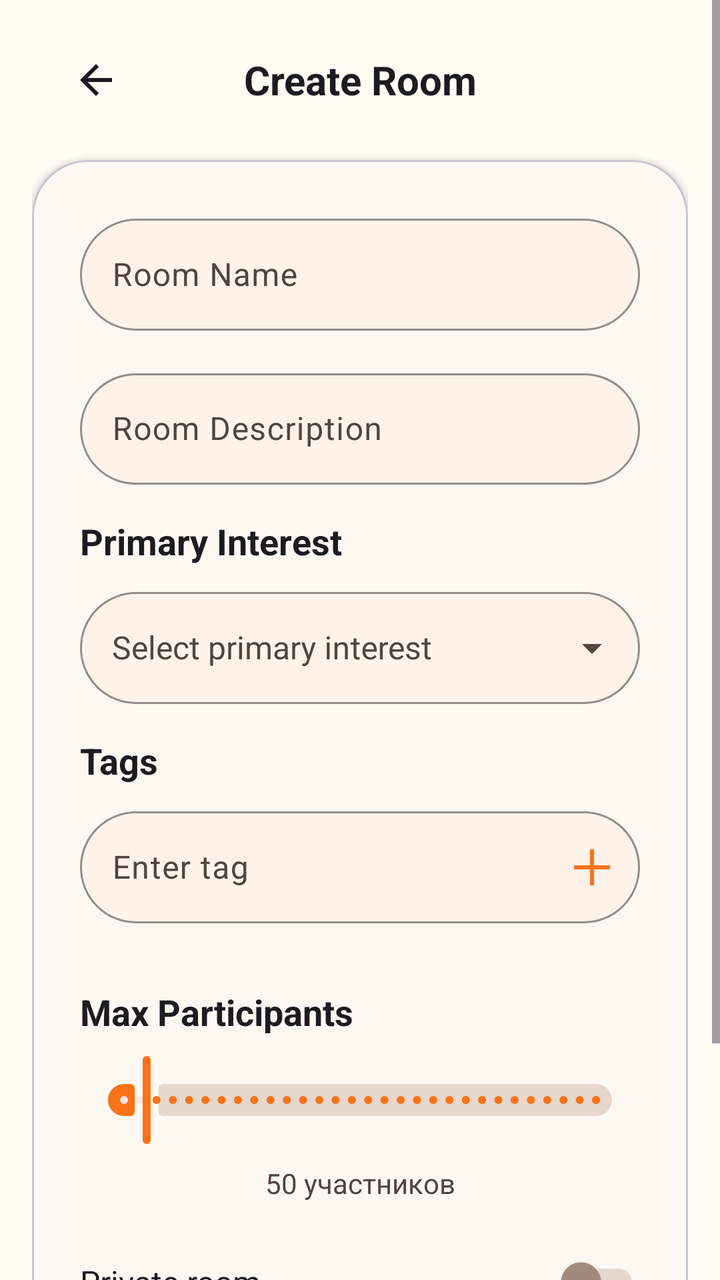
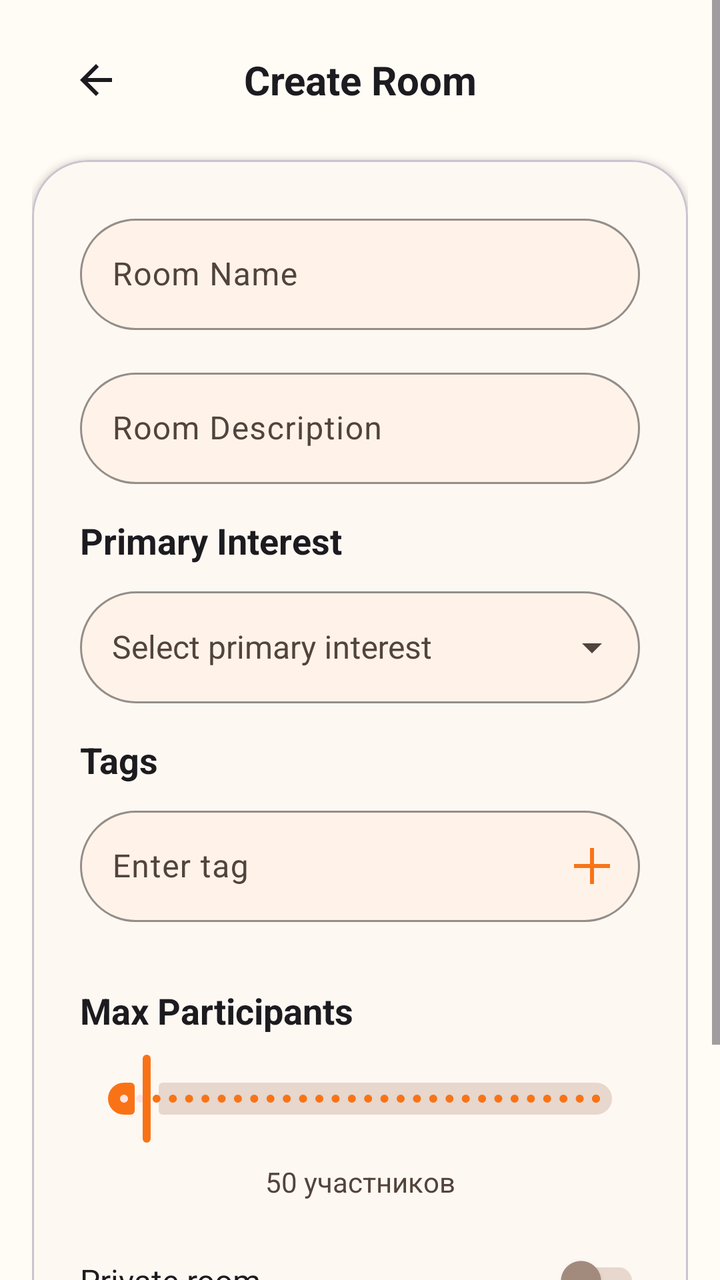

Compare the two renders of this Android layout. The source of the first and the diff that turns it into the second are given below.
<!-- AndroidManifest.xml: application theme Theme.Common_Ground -->
<!-- res/layout/fragment_create_room.xml -->
<?xml version="1.0" encoding="utf-8"?>
<ScrollView xmlns:android="http://schemas.android.com/apk/res/android"
    xmlns:app="http://schemas.android.com/apk/res-auto"
    android:layout_width="match_parent"
    android:layout_height="match_parent"
    android:fillViewport="true"
    android:background="@color/md_surface"
    android:fitsSystemWindows="true">

    <androidx.constraintlayout.widget.ConstraintLayout
        android:layout_width="match_parent"
        android:layout_height="wrap_content"
        android:padding="@dimen/spacing_16">

        <com.google.android.material.appbar.MaterialToolbar
            android:id="@+id/toolbar"
            android:layout_width="0dp"
            android:layout_height="?attr/actionBarSize"
            android:background="@android:color/transparent"
            app:title=""
            app:contentInsetStart="0dp"
            app:layout_constraintTop_toTopOf="parent"
            app:layout_constraintStart_toStartOf="parent"
            app:layout_constraintEnd_toEndOf="parent">

            <LinearLayout
                android:layout_width="match_parent"
                android:layout_height="match_parent"
                android:gravity="center_vertical"
                android:orientation="horizontal"
                android:layout_marginBottom="@dimen/spacing_16"
                android:paddingHorizontal="@dimen/spacing_8">

                <ImageButton
                    android:id="@+id/back_button"
                    android:layout_width="48dp"
                    android:layout_height="48dp"
                    android:background="?attr/selectableItemBackgroundBorderless"
                    android:contentDescription="@string/back"
                    android:src="@drawable/ic_arrow_back"
                    app:tint="@color/md_on_surface" />

                <TextView
                    android:layout_width="0dp"
                    android:layout_height="wrap_content"
                    android:layout_weight="1"
                    android:text="@string/create_room"
                    android:textColor="@color/md_on_surface"
                    android:textSize="@dimen/text_xl"
                    android:textStyle="bold"
                    android:gravity="center" />

                <View
                    android:layout_width="48dp"
                    android:layout_height="48dp" />
            </LinearLayout>
        </com.google.android.material.appbar.MaterialToolbar>

        <com.google.android.material.card.MaterialCardView
            android:layout_width="match_parent"
            android:layout_height="wrap_content"
            style="@style/CardView.Rounded"
            app:cardCornerRadius="@dimen/corner_radius_28"
            app:cardElevation="@dimen/elevation_2"
            app:layout_constraintTop_toBottomOf="@id/toolbar"
            app:layout_constraintBottom_toBottomOf="parent"
            app:layout_constraintStart_toStartOf="parent"
            app:layout_constraintEnd_toEndOf="parent">

            <LinearLayout
                android:layout_width="match_parent"
                android:layout_height="wrap_content"
                android:orientation="vertical"
                android:padding="@dimen/spacing_24">

                <com.google.android.material.textfield.TextInputLayout
                    android:id="@+id/name_input_layout"
                    style="@style/TextInputLayout.Rounded"
                    android:layout_width="match_parent"
                    android:layout_height="wrap_content"
                    android:layout_marginBottom="@dimen/spacing_16">

                    <com.google.android.material.textfield.TextInputEditText
                        android:id="@+id/name_edit_text"
                        android:layout_width="match_parent"
                        android:layout_height="@dimen/input_height"
                        android:hint="@string/room_name"
                        android:textColor="@color/md_on_surface"
                        android:textSize="@dimen/text_base" />
                </com.google.android.material.textfield.TextInputLayout>

                <com.google.android.material.textfield.TextInputLayout
                    android:id="@+id/description_input_layout"
                    style="@style/TextInputLayout.Rounded"
                    android:layout_width="match_parent"
                    android:layout_height="wrap_content"
                    android:layout_marginBottom="@dimen/spacing_16">

                    <com.google.android.material.textfield.TextInputEditText
                        android:id="@+id/description_edit_text"
                        android:layout_width="match_parent"
                        android:layout_height="wrap_content"
                        android:hint="@string/room_description"
                        android:inputType="textMultiLine"
                        android:maxLines="3"
                        android:textColor="@color/md_on_surface"
                        android:textSize="@dimen/text_base" />
                </com.google.android.material.textfield.TextInputLayout>

                <TextView
                    android:layout_width="match_parent"
                    android:layout_height="wrap_content"
                    android:text="@string/primary_interest"
                    android:textColor="@color/md_on_surface"
                    android:textSize="@dimen/text_lg"
                    android:textStyle="bold"
                    android:layout_marginBottom="@dimen/spacing_8" />

                <com.google.android.material.textfield.TextInputLayout
                    android:id="@+id/primary_interest_input_layout"
                    style="@style/TextInputLayout.Rounded"
                    android:layout_width="match_parent"
                    android:layout_height="wrap_content"
                    app:endIconMode="dropdown_menu"
                    android:layout_marginBottom="@dimen/spacing_16">

                    <com.google.android.material.textfield.MaterialAutoCompleteTextView
                        android:id="@+id/primary_interest_auto_complete"
                        android:layout_width="match_parent"
                        android:layout_height="@dimen/input_height"
                        android:hint="@string/select_primary_interest"
                        android:inputType="text"
                        android:maxLines="1"
                        android:singleLine="true"
                        android:paddingStart="16dp"
                        android:paddingEnd="16dp"
                        android:textColor="@color/md_on_surface"
                        android:textSize="@dimen/text_base" />
                </com.google.android.material.textfield.TextInputLayout>

                <TextView
                    android:layout_width="match_parent"
                    android:layout_height="wrap_content"
                    android:text="@string/tags"
                    android:textColor="@color/md_on_surface"
                    android:textSize="@dimen/text_lg"
                    android:textStyle="bold"
                    android:layout_marginBottom="@dimen/spacing_8" />

                <com.google.android.material.textfield.TextInputLayout
                    android:id="@+id/tag_input_layout"
                    style="@style/TextInputLayout.Rounded"
                    android:layout_width="match_parent"
                    android:layout_height="wrap_content"
                    app:endIconMode="custom"
                    app:endIconDrawable="@drawable/ic_add"
                    app:endIconTint="@color/md_primary"
                    android:layout_marginBottom="@dimen/spacing_16">

                    <com.google.android.material.textfield.TextInputEditText
                        android:id="@+id/tag_edit_text"
                        android:layout_width="match_parent"
                        android:layout_height="@dimen/input_height"
                        android:hint="@string/enter_tag"
                        android:inputType="text"
                        android:maxLines="1"
                        android:singleLine="true"
                        android:textColor="@color/md_on_surface"
                        android:textSize="@dimen/text_base" />
                </com.google.android.material.textfield.TextInputLayout>

                <com.google.android.material.chip.ChipGroup
                    android:id="@+id/tags_chip_group"
                    android:layout_width="match_parent"
                    android:layout_height="wrap_content"
                    app:chipSpacingHorizontal="@dimen/spacing_8"
                    app:chipSpacingVertical="@dimen/spacing_4"
                    android:layout_marginBottom="@dimen/spacing_16" />

                <TextView
                    android:layout_width="match_parent"
                    android:layout_height="wrap_content"
                    android:text="@string/max_participants"
                    android:textColor="@color/md_on_surface"
                    android:textSize="@dimen/text_lg"
                    android:textStyle="bold"
                    android:layout_marginBottom="@dimen/spacing_8" />

                <com.google.android.material.slider.Slider
                    android:id="@+id/max_participants_slider"
                    android:layout_width="match_parent"
                    android:layout_height="wrap_content"
                    android:valueFrom="2"
                    android:valueTo="1000"
                    android:value="50"
                    android:stepSize="1"
                    app:trackColorInactive="@color/md_outline_variant"
                    app:trackColorActive="@color/md_primary"
                    app:thumbColor="@color/md_primary"
                    android:layout_marginBottom="@dimen/spacing_8" />

                <TextView
                    android:id="@+id/max_participants_value"
                    android:layout_width="match_parent"
                    android:layout_height="wrap_content"
                    android:text="50 участников"
                    android:textColor="@color/md_on_surface_variant"
                    android:textSize="@dimen/text_sm"
                    android:gravity="center"
                    android:layout_marginBottom="@dimen/spacing_16" />

                <LinearLayout
                    android:layout_width="match_parent"
                    android:layout_height="wrap_content"
                    android:orientation="horizontal"
                    android:gravity="center_vertical"
                    android:layout_marginBottom="@dimen/spacing_24">

                    <TextView
                        android:layout_width="0dp"
                        android:layout_height="wrap_content"
                        android:layout_weight="1"
                        android:text="@string/create_private_room"
                        android:textColor="@color/md_on_surface"
                        android:textSize="@dimen/text_base" />

                    <com.google.android.material.switchmaterial.SwitchMaterial
                        android:id="@+id/private_room_switch"
                        android:layout_width="wrap_content"
                        android:layout_height="wrap_content"
                        app:thumbTint="@color/switch_thumb_selector"
                        app:trackTint="@color/switch_track_selector" />
                </LinearLayout>

                <com.google.android.material.button.MaterialButton
                    android:id="@+id/create_room_button"
                    android:layout_width="match_parent"
                    android:layout_height="@dimen/button_height"
                    style="@style/Button.Filled"
                    android:text="@string/create_room" />

            </LinearLayout>
        </com.google.android.material.card.MaterialCardView>
    </androidx.constraintlayout.widget.ConstraintLayout>
</ScrollView>
<!-- resources referenced by this layout -->
<resources>
  <color name="md_on_surface">#1C1B1F</color>
  <color name="md_on_surface_variant">#52443C</color>
  <color name="md_outline_variant">#E7D7CC</color>
  <color name="md_primary">#F97316</color>
  <color name="md_surface">#FFFBF5</color>
  <dimen name="button_height">56dp</dimen>
  <dimen name="corner_radius_28">28dp</dimen>
  <dimen name="elevation_2">2dp</dimen>
  <dimen name="input_height">56dp</dimen>
  <dimen name="spacing_16">16dp</dimen>
  <dimen name="spacing_24">24dp</dimen>
  <dimen name="spacing_4">4dp</dimen>
  <dimen name="spacing_8">8dp</dimen>
  <dimen name="text_base">16sp</dimen>
  <dimen name="text_lg">18sp</dimen>
  <dimen name="text_sm">14sp</dimen>
  <dimen name="text_xl">20sp</dimen>
  <!-- drawable ic_add (drawable) -->
  <vector xmlns:android="http://schemas.android.com/apk/res/android" android:height="24dp" android:tint="@color/md_on_primary_container" android:viewportHeight="960" android:viewportWidth="960" android:width="24dp">
        
      <path android:fillColor="@android:color/white" android:pathData="M440,840L440,520L120,520L120,440L440,440L440,120L520,120L520,440L840,440L840,520L520,520L520,840L440,840Z"/>
      
  </vector>
  <!-- drawable ic_arrow_back (drawable) -->
  <vector xmlns:android="http://schemas.android.com/apk/res/android" android:autoMirrored="true" android:height="24dp" android:tint="#000000" android:viewportHeight="24" android:viewportWidth="24" android:width="24dp">
        
      <path android:fillColor="@android:color/white" android:pathData="M20,11H7.83l5.59,-5.59L12,4l-8,8 8,8 1.41,-1.41L7.83,13H20v-2z"/>
      
  </vector>
  <string name="back">Back</string>
  <string name="create_private_room">Private room</string>
  <string name="create_room">Create Room</string>
  <string name="enter_tag">Enter tag</string>
  <string name="max_participants">Max Participants</string>
  <string name="primary_interest">Primary Interest</string>
  <string name="room_description">Room Description</string>
  <string name="room_name">Room Name</string>
  <string name="select_primary_interest">Select primary interest</string>
  <string name="tags">Tags</string>
  <style name="Button.Filled" parent="Widget.Material3.Button">
          <item name="backgroundTint">@color/md_primary</item>
          <item name="android:textColor">@color/md_on_primary</item>
          <item name="cornerRadius">@dimen/corner_radius_full</item>
          <item name="android:elevation">@dimen/elevation_1</item>
          <item name="android:minHeight">@dimen/button_height</item>
      </style>
  <style name="CardView.Rounded" parent="CardView">
          <item name="cardCornerRadius">@dimen/corner_radius_20</item>
          <item name="cardElevation">@dimen/elevation_2</item>
          <item name="cardBackgroundColor">@color/md_surface_container_low</item>
      </style>
  <color name="md_on_primary_container">#7C2D12</color>
  <color name="md_on_primary">#FFFFFF</color>
  <dimen name="corner_radius_full">50dp</dimen>
  <dimen name="elevation_1">1dp</dimen>
  <dimen name="corner_radius_20">20dp</dimen>
  <color name="md_surface_container_low">#FEF8F3</color>
  <color name="md_surface_container_high">#FFF3E9</color>
  <color name="md_primary_container">#FFEDD5</color>
  <color name="md_secondary">#EF4444</color>
  <color name="md_on_secondary">#FFFFFF</color>
  <color name="md_secondary_container">#FEE2E2</color>
  <color name="md_on_secondary_container">#7F1D1D</color>
  <color name="md_tertiary">#FBBF24</color>
  <color name="md_on_tertiary">#422006</color>
  <color name="md_tertiary_container">#FEF3C7</color>
  <color name="md_on_tertiary_container">#78350F</color>
  <color name="md_surface_variant">#FFF7ED</color>
  <color name="md_surface_container">#FFF7ED</color>
  <!-- unchanged entries left out for length: 2 -->
</resources>

<!-- the commit's change to res/layout/fragment_create_room.xml (unified diff, before → after) -->
@@ -83,10 +83,13 @@
                     <com.google.android.material.textfield.TextInputEditText
                         android:id="@+id/name_edit_text"
                         android:layout_width="match_parent"
-                        android:layout_height="@dimen/input_height"
+                        android:layout_height="wrap_content"
                         android:hint="@string/room_name"
                         android:textColor="@color/md_on_surface"
-                        android:textSize="@dimen/text_base" />
+                        android:textSize="@dimen/text_base"
+                        android:inputType="text"
+                        android:maxLines="1"
+                        android:imeOptions="actionDone"/>
                 </com.google.android.material.textfield.TextInputLayout>
 
                 <com.google.android.material.textfield.TextInputLayout
@@ -160,11 +163,11 @@
                     <com.google.android.material.textfield.TextInputEditText
                         android:id="@+id/tag_edit_text"
                         android:layout_width="match_parent"
-                        android:layout_height="@dimen/input_height"
+                        android:layout_height="wrap_content"
                         android:hint="@string/enter_tag"
+                        android:imeOptions="actionDone"
                         android:inputType="text"
                         android:maxLines="1"
-                        android:singleLine="true"
                         android:textColor="@color/md_on_surface"
                         android:textSize="@dimen/text_base" />
                 </com.google.android.material.textfield.TextInputLayout>
